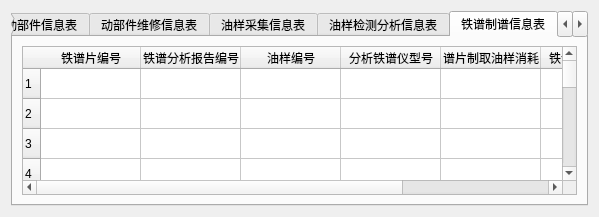
The window that ButtomWindow.ui (WooodHead/labelling3) describes before a commit, drawn with Qt 5.
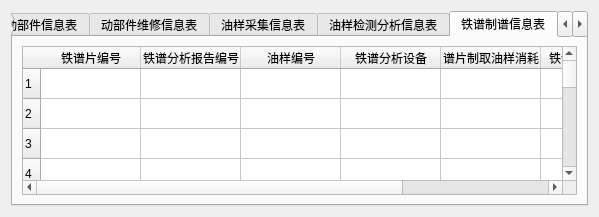
The same window after the commit. The open tabs and pages were chosen to show the change.

The edit to the form file:
```diff
--- a/ButtomWindow.ui
+++ b/ButtomWindow.ui
@@ -849,7 +849,7 @@
          </column>
          <column>
           <property name="text">
-           <string>分析铁谱仪型号</string>
+           <string>铁谱分析设备</string>
           </property>
          </column>
          <column>
```
Left out of the diff: 2 changed lines with no effect on the pictures.
